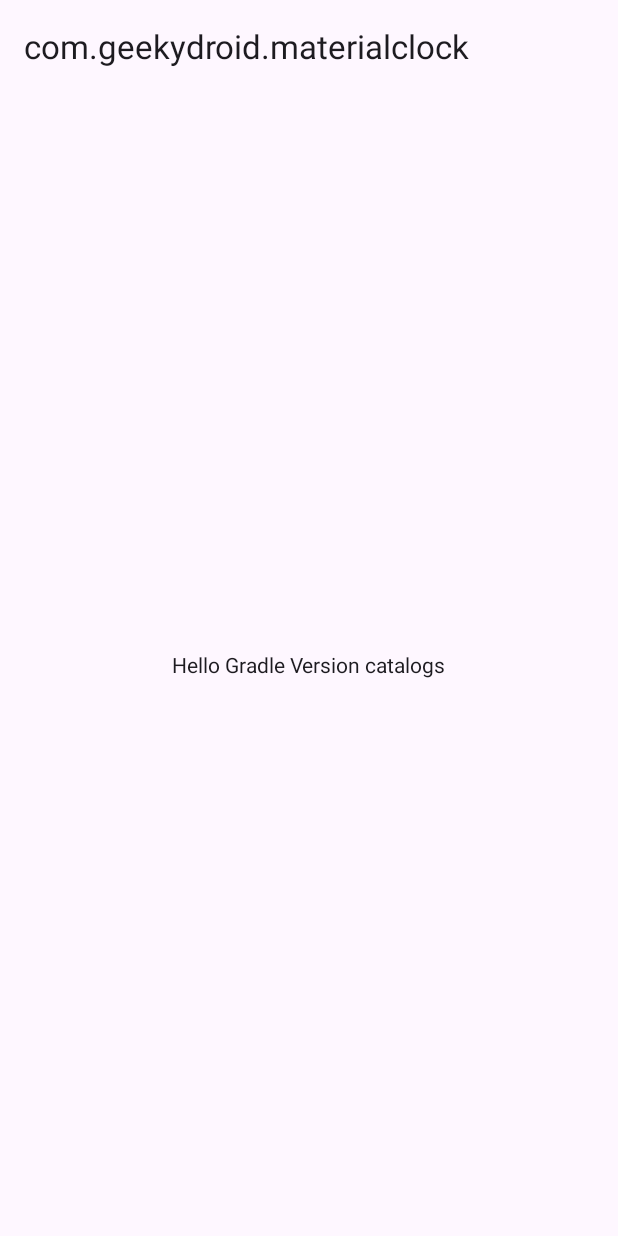
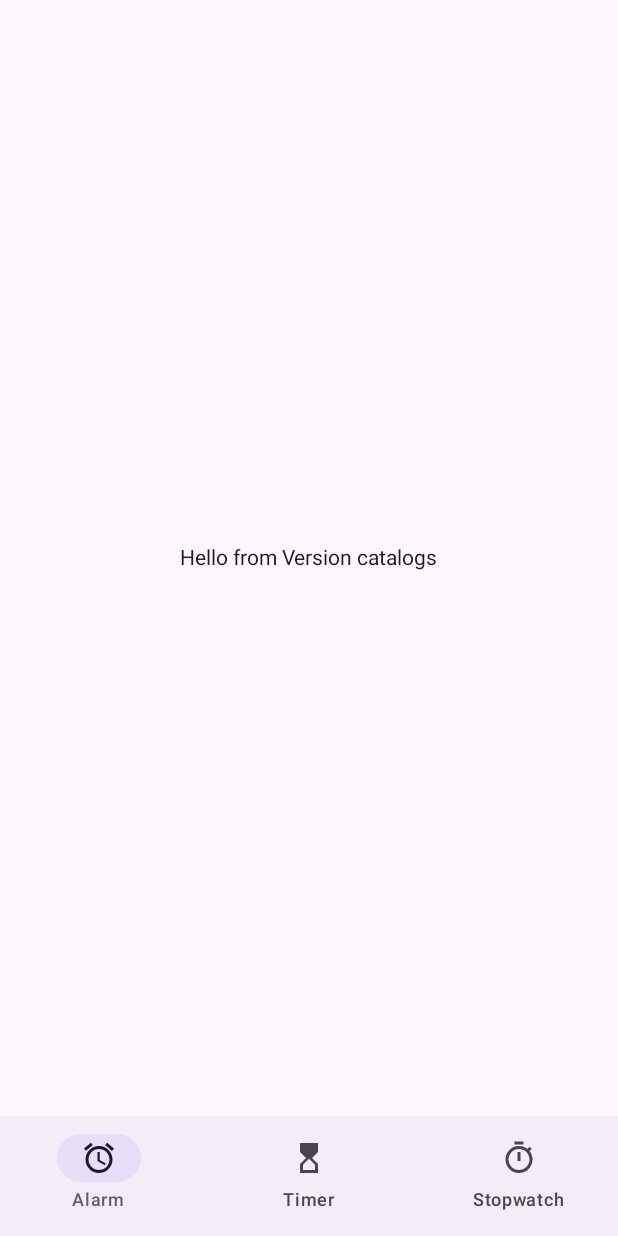
Before and after one commit to nagarajasunder/material-clock, an Android app built with Jetpack Compose: the screen it shows after launch (MainActivity), on a phone screen of 412 x 824 dp. Run offline under Robolectric (Android 15) with nearby library versions, the phone set to English and light mode, and no system bars.

Commit message:
Added the Bottom navigation bar

```diff
--- a/app/build.gradle.kts
+++ b/app/build.gradle.kts
@@ -1,3 +1,5 @@
+import org.jetbrains.kotlin.gradle.tasks.KotlinCompile
+
 plugins {
     alias(libs.plugins.android.application).version("8.0.1")
     alias(libs.plugins.jetbrains.kotlin)
--- /dev/null
+++ b/app/src/main/java/com/geekydroid/materialclock/BottomNavigationItems.kt
@@ -0,0 +1,32 @@
+package com.geekydroid.materialclock
+
+import androidx.annotation.DrawableRes
+import androidx.annotation.StringRes
+
+enum class BottomNavigationItems(
+    @StringRes val itemName: Int,
+    val itemRoute: String,
+    @DrawableRes val itemIcon: Int
+) {
+
+    ALARM(
+        R.string.alarm,
+        "alarm",
+        R.drawable.baseline_access_alarm_24
+    ),
+
+    TIMER(
+        R.string.timer,
+        "timer",
+        R.drawable.baseline_hourglass_24
+    ),
+
+    STOPWATCH(
+        R.string.stopwatch,
+        "stopwatch",
+        R.drawable.baseline_timer_24
+    ),
+
+
+
+}
--- a/app/src/main/java/com/geekydroid/materialclock/MainActivity.kt
+++ b/app/src/main/java/com/geekydroid/materialclock/MainActivity.kt
@@ -16,33 +16,13 @@ import androidx.compose.ui.Alignment
 import androidx.compose.ui.Modifier
 import androidx.compose.ui.graphics.Color
 
-@OptIn(ExperimentalMaterial3Api::class)
 class MainActivity : ComponentActivity() {
 
 
     override fun onCreate(savedInstanceState: Bundle?) {
         super.onCreate(savedInstanceState)
         setContent {
-            Scaffold(
-                topBar = {
-                    TopAppBar(
-                        modifier = Modifier.background(Color.Black),
-                        title = {
-                            Text(text = application.packageName)
-                        }
-                    )
-                }
-            ) { paddingValues ->
-                Column(
-                    modifier = Modifier
-                        .fillMaxSize()
-                        .padding(paddingValues),
-                    horizontalAlignment = Alignment.CenterHorizontally,
-                    verticalArrangement = Arrangement.Center
-                ) {
-                    Text("Hello Gradle Version catalogs")
-                }
-            }
+            McApp()
         }
     }
 
--- /dev/null
+++ b/app/src/main/java/com/geekydroid/materialclock/McApp.kt
@@ -0,0 +1,74 @@
+package com.geekydroid.materialclock
+
+import androidx.compose.foundation.Image
+import androidx.compose.foundation.layout.Arrangement
+import androidx.compose.foundation.layout.Column
+import androidx.compose.foundation.layout.fillMaxSize
+import androidx.compose.foundation.layout.padding
+import androidx.compose.material3.Icon
+import androidx.compose.material3.NavigationBar
+import androidx.compose.material3.NavigationBarItem
+import androidx.compose.material3.NavigationBarItemColors
+import androidx.compose.material3.NavigationBarItemDefaults
+import androidx.compose.material3.Scaffold
+import androidx.compose.material3.Text
+import androidx.compose.runtime.Composable
+import androidx.compose.runtime.getValue
+import androidx.compose.runtime.mutableStateOf
+import androidx.compose.runtime.remember
+import androidx.compose.runtime.setValue
+import androidx.compose.ui.Alignment
+import androidx.compose.ui.Modifier
+import androidx.compose.ui.res.painterResource
+import androidx.compose.ui.res.stringResource
+
+
+@Composable
+fun McApp(
+    appState: McAppState = rememberMcAppState()
+) {
+    Scaffold(
+        bottomBar = {
+            McBottomBar(bottomNavItems = appState.topLevelDestinations)
+        }
+    ) { paddingValues ->
+        Column(
+            modifier = Modifier
+                .padding(paddingValues)
+                .fillMaxSize(),
+            horizontalAlignment = Alignment.CenterHorizontally,
+            verticalArrangement = Arrangement.Center
+        ) {
+            Text(text = "Hello from Version catalogs")
+        }
+    }
+}
+
+@Composable
+fun McBottomBar(
+    bottomNavItems: List<BottomNavigationItems>
+) {
+    var selectedItem by remember {
+        mutableStateOf(0)
+    }
+    NavigationBar {
+        bottomNavItems.forEachIndexed { index, bottomNavItem ->
+            NavigationBarItem(
+                selected = (selectedItem == index),
+                onClick = {
+                    selectedItem = index
+                },
+                label = {
+                    Text(text = stringResource(id = bottomNavItem.itemName))
+                },
+                icon = {
+                    Icon(
+                        painter = painterResource(id = bottomNavItem.itemIcon),
+                        contentDescription = null
+                    )
+                },
+                colors = NavigationBarItemDefaults.colors()
+            )
+        }
+    }
+}
--- /dev/null
+++ b/app/src/main/java/com/geekydroid/materialclock/McAppState.kt
@@ -0,0 +1,27 @@
+package com.geekydroid.materialclock
+
+import androidx.compose.runtime.Composable
+import androidx.compose.runtime.remember
+import androidx.compose.runtime.rememberCoroutineScope
+import androidx.navigation.NavHostController
+import androidx.navigation.compose.rememberNavController
+import kotlinx.coroutines.CoroutineScope
+
+
+data class McAppState(
+    val coroutineScope: CoroutineScope,
+    val navHostController: NavHostController
+) {
+    val topLevelDestinations:List<BottomNavigationItems> = BottomNavigationItems.values().asList()
+}
+
+@Composable
+fun rememberMcAppState(
+    scope: CoroutineScope = rememberCoroutineScope(),
+    navHost: NavHostController = rememberNavController()
+) = remember(
+    scope,
+    navHost
+) {
+    McAppState(scope,navHost)
+}
--- /dev/null
+++ b/app/src/main/res/drawable/baseline_access_alarm_24.xml
@@ -0,0 +1,5 @@
+<vector android:height="24dp" android:tint="#000000"
+    android:viewportHeight="24" android:viewportWidth="24"
+    android:width="24dp" xmlns:android="http://schemas.android.com/apk/res/android">
+    <path android:fillColor="@android:color/white" android:pathData="M22,5.72l-4.6,-3.86 -1.29,1.53 4.6,3.86L22,5.72zM7.88,3.39L6.6,1.86 2,5.71l1.29,1.53 4.59,-3.85zM12.5,8L11,8v6l4.75,2.85 0.75,-1.23 -4,-2.37L12.5,8zM12,4c-4.97,0 -9,4.03 -9,9s4.02,9 9,9c4.97,0 9,-4.03 9,-9s-4.03,-9 -9,-9zM12,20c-3.87,0 -7,-3.13 -7,-7s3.13,-7 7,-7 7,3.13 7,7 -3.13,7 -7,7z"/>
+</vector>
--- /dev/null
+++ b/app/src/main/res/drawable/baseline_hourglass_24.xml
@@ -0,0 +1,5 @@
+<vector android:height="24dp" android:tint="#000000"
+    android:viewportHeight="24" android:viewportWidth="24"
+    android:width="24dp" xmlns:android="http://schemas.android.com/apk/res/android">
+    <path android:fillColor="@android:color/white" android:pathData="M6,2l0.01,6L10,12l-3.99,4.01L6,22h12v-6l-4,-4l4,-3.99V2H6zM16,16.5V20H8v-3.5l4,-4L16,16.5z"/>
+</vector>
--- /dev/null
+++ b/app/src/main/res/drawable/baseline_timelapse_24.xml
@@ -0,0 +1,5 @@
+<vector android:height="24dp" android:tint="#000000"
+    android:viewportHeight="24" android:viewportWidth="24"
+    android:width="24dp" xmlns:android="http://schemas.android.com/apk/res/android">
+    <path android:fillColor="@android:color/white" android:pathData="M16.24,7.76C15.07,6.59 13.54,6 12,6v6l-4.24,4.24c2.34,2.34 6.14,2.34 8.49,0 2.34,-2.34 2.34,-6.14 -0.01,-8.48zM12,2C6.48,2 2,6.48 2,12s4.48,10 10,10 10,-4.48 10,-10S17.52,2 12,2zM12,20c-4.42,0 -8,-3.58 -8,-8s3.58,-8 8,-8 8,3.58 8,8 -3.58,8 -8,8z"/>
+</vector>
--- /dev/null
+++ b/app/src/main/res/drawable/baseline_timer_24.xml
@@ -0,0 +1,5 @@
+<vector android:height="24dp" android:tint="#000000"
+    android:viewportHeight="24" android:viewportWidth="24"
+    android:width="24dp" xmlns:android="http://schemas.android.com/apk/res/android">
+    <path android:fillColor="@android:color/white" android:pathData="M15,1L9,1v2h6L15,1zM11,14h2L13,8h-2v6zM19.03,7.39l1.42,-1.42c-0.43,-0.51 -0.9,-0.99 -1.41,-1.41l-1.42,1.42C16.07,4.74 14.12,4 12,4c-4.97,0 -9,4.03 -9,9s4.02,9 9,9 9,-4.03 9,-9c0,-2.12 -0.74,-4.07 -1.97,-5.61zM12,20c-3.87,0 -7,-3.13 -7,-7s3.13,-7 7,-7 7,3.13 7,7 -3.13,7 -7,7z"/>
+</vector>
--- a/app/src/main/res/values/strings.xml
+++ b/app/src/main/res/values/strings.xml
@@ -43,4 +43,7 @@
         libero vel nunc consequat, quis tincidunt nisl eleifend. Cras bibendum enim a justo luctus
         vestibulum. Fusce dictum libero quis erat maximus, vitae volutpat diam dignissim.
     </string>
+    <string name="alarm">Alarm</string>
+    <string name="stopwatch">Stopwatch</string>
+    <string name="timer">Timer</string>
 </resources>
```
